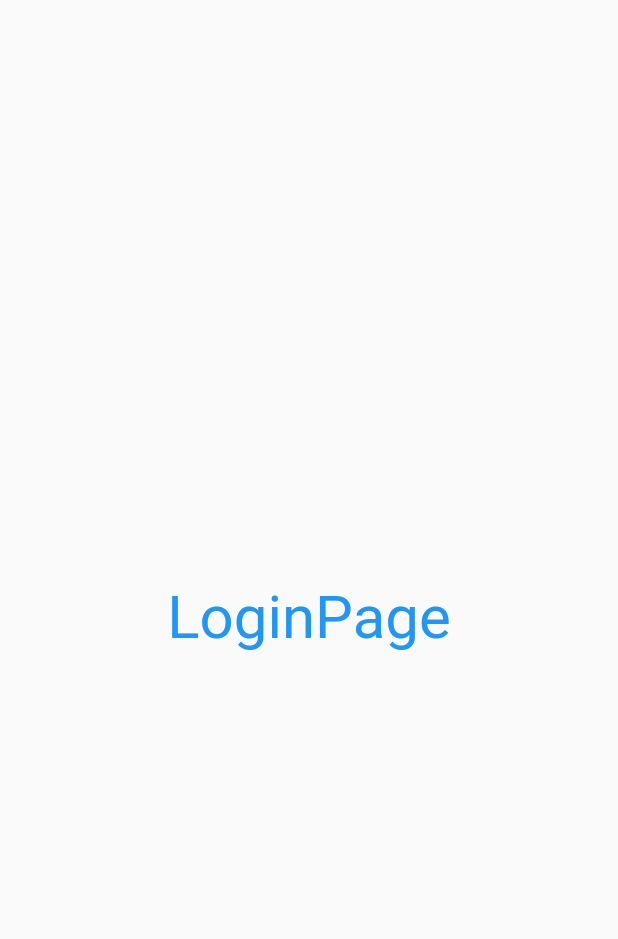
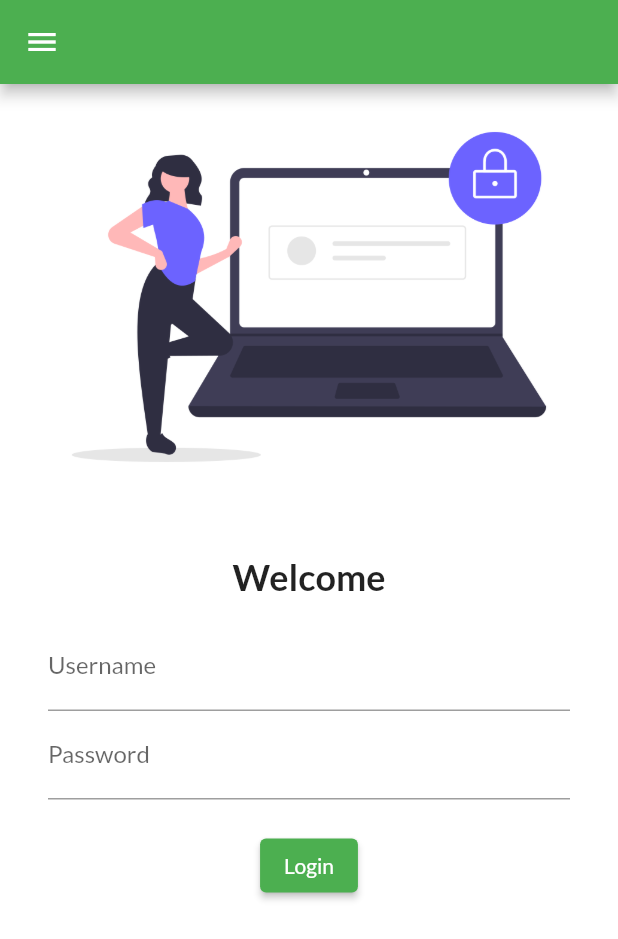
Before and after one commit to ranveersingh1206/1flutterapp, a Flutter app: the LoginPage screen opened by its route, on a phone screen of 412 x 824 dp. Shown: the top 939 px of the screen. Run offline on Flutter 3.47's test engine with Material 2 defaults, Android fonts, the phone set to English and light mode, and no system bars; our stand-ins replace google_fonts.

```diff
--- a/lib/main.dart
+++ b/lib/main.dart
@@ -1,6 +1,7 @@
 import 'package:flutter/material.dart';
 import 'package:flutter_application_1/pages/home_page.dart';
 import 'package:flutter_application_1/pages/login_page.dart';
+import 'package:google_fonts/google_fonts.dart';
 
 void main(List<String> args) {
   runApp(MyApp());
@@ -13,12 +14,17 @@ class MyApp extends StatelessWidget {
   Widget build(BuildContext context) {
     return MaterialApp(
       themeMode: ThemeMode.light,
-      theme: ThemeData(primarySwatch: Colors.green),
-      darkTheme: ThemeData(primarySwatch: Colors.lime),
-      initialRoute: '/HomePage',
+      theme: ThemeData(
+        primarySwatch: Colors.green,
+        fontFamily: GoogleFonts.lato().fontFamily,
+
+      ),
+      darkTheme: ThemeData(
+        primarySwatch: Colors.lime,
+      ),
       routes: {
         "/": (context) => LoginPage(),
-        "/HomePage": (context) => HomePage(),
+        "/HomePage": (context) => const HomePage(),
         "/Login": (context) => LoginPage()
       },
     );
--- a/lib/pages/login_page.dart
+++ b/lib/pages/login_page.dart
@@ -3,14 +3,65 @@ import 'package:flutter/material.dart';
 class LoginPage extends StatelessWidget {
   @override
   Widget build(BuildContext context) {
-    return const Scaffold(
-      body: Center(
-        child: Text(
-          "LoginPage",
-          style: TextStyle(
-              color: Colors.blue, fontSize: 40, fontWeight: FontWeight.w400),
-
+    return Scaffold(
+      appBar: AppBar(),
+      drawer: Drawer(
+        child: Column(
+          crossAxisAlignment: CrossAxisAlignment.start,
+          children: [
+            SizedBox(height: 40),
+            Text(
+              "ranveer",
+              style: TextStyle(),
+            )
+          ],
         ),
+      ),
+      backgroundColor: Colors.white,
+      body: Column(
+        children: [
+          Image.asset(
+            "assets/Login.png",
+            fit: BoxFit.cover,
+          ),
+          const SizedBox(
+            height: 30,
+          ),
+          const Text(
+            "Welcome",
+            style: TextStyle(fontSize: 24, fontWeight: FontWeight.bold),
+          ),
+          Padding(
+            padding: const EdgeInsets.symmetric(vertical: 16, horizontal: 32),
+            child: Column(
+              children: [
+                TextFormField(
+                  decoration: const InputDecoration(
+                    labelText: "Username",
+                    hintText: "UserName",
+                  ),
+                ),
+                TextFormField(
+                  obscureText: true,
+                  decoration: const InputDecoration(
+                    labelText: "Password",
+                    hintText: "Enter Password",
+                  ),
+                ),
+                const SizedBox(
+                  height: 20,
+                ),
+                ElevatedButton(
+                  child: const Text("Login"),
+                  style: ButtonStyle(),
+                  onPressed: () {
+                    print("ranveer");
+                  },
+                )
+              ],
+            ),
+          ),
+        ],
       ),
     );
   }
--- a/pubspec.yaml
+++ b/pubspec.yaml
@@ -36,6 +36,7 @@ dependencies:
   # The following adds the Cupertino Icons font to your application.
   # Use with the CupertinoIcons class for iOS style icons.
   cupertino_icons: ^1.0.2
+  google_fonts: ^3.0.1
 
 dev_dependencies:
   flutter_test:
@@ -60,7 +61,8 @@ flutter:
   uses-material-design: true
 
   # To add assets to your application, add an assets section, like this:
-  # assets:
+  assets:
+      - assets/
   #   - images/a_dot_burr.jpeg
   #   - images/a_dot_ham.jpeg
 
```
Also changed, not shown: assets/Login.png (added), pubspec.lock, 1 other file.
